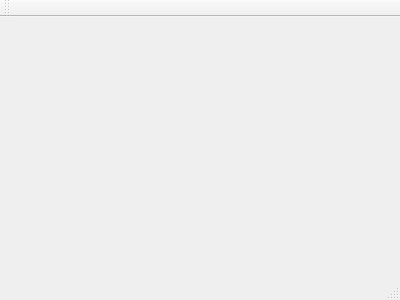
Qt form SP/mainwindow.ui (maxwell92/eidnew) before a commit.
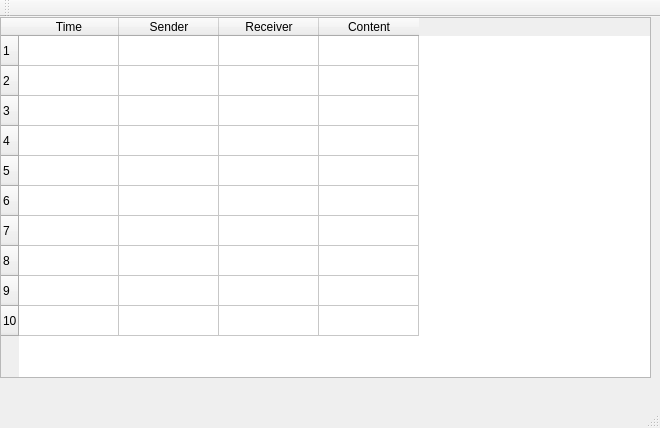
The same form after that commit.

What changed in the file:
```diff
--- a/SP/mainwindow.ui
+++ b/SP/mainwindow.ui
@@ -6,14 +6,61 @@
    <rect>
     <x>0</x>
     <y>0</y>
-    <width>400</width>
-    <height>300</height>
+    <width>660</width>
+    <height>428</height>
    </rect>
   </property>
   <property name="windowTitle">
    <string>MainWindow</string>
   </property>
-  <widget class="QWidget" name="centralWidget"/>
+  <widget class="QWidget" name="centralWidget">
+   <widget class="QTableWidget" name="tableWidget">
+    <property name="geometry">
+     <rect>
+      <x>0</x>
+      <y>0</y>
+      <width>651</width>
+      <height>361</height>
+     </rect>
+    </property>
+    <property name="rowCount">
+     <number>10</number>
+    </property>
+    <property name="columnCount">
+     <number>4</number>
+    </property>
+    <row/>
+    <row/>
+    <row/>
+    <row/>
+    <row/>
+    <row/>
+    <row/>
+    <row/>
+    <row/>
+    <row/>
+    <column>
+     <property name="text">
+      <string>Time</string>
+     </property>
+    </column>
+    <column>
+     <property name="text">
+      <string>Sender</string>
+     </property>
+    </column>
+    <column>
+     <property name="text">
+      <string>Receiver</string>
+     </property>
+    </column>
+    <column>
+     <property name="text">
+      <string>Content</string>
+     </property>
+    </column>
+   </widget>
+  </widget>
   <widget class="QMenuBar" name="menuBar">
    <property name="geometry">
     <rect>
```
Left out of the diff: 2 changed lines with no effect on the pictures.
